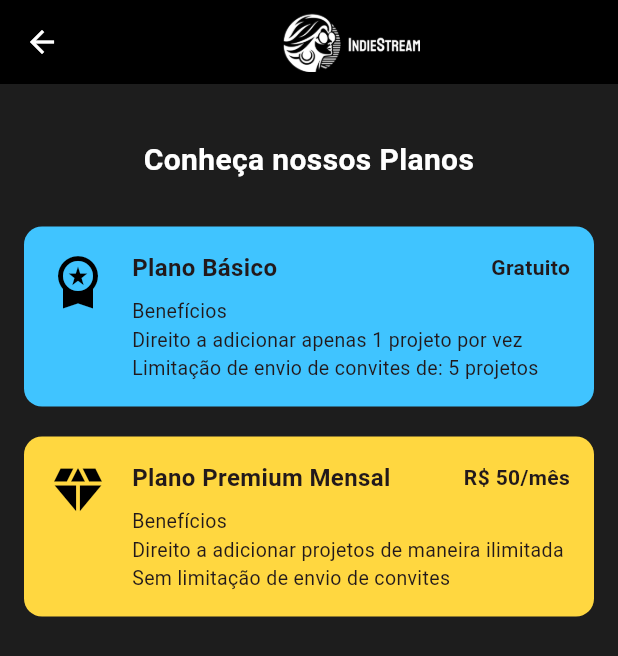
After one commit to LKaio16/indiestream-app, a Flutter app: the PaginaConfiguracao screen opened directly, after a tap on "Visualizar Planos", on a phone screen of 412 x 824 dp. The commit adds this screen. Shown: the top 656 px of the screen. Run offline on Flutter 3.47's test engine with Material 3 defaults, Android fonts, the phone set to English and light mode, and no system bars; our stand-ins replace cached_network_image, shared_preferences; accounts and stored records are empty.

Commit message:
Criando e estilizando Pagina de planos

```diff
--- a/lib/config_page.dart
+++ b/lib/config_page.dart
@@ -1,6 +1,7 @@
 import 'package:flutter/material.dart';
 import 'edicao-perfil_screen.dart' as edit;
 import 'sobre_nos.dart' as sobre;
+import './planos_page.dart';
 
 class PaginaConfiguracao extends StatefulWidget {
   @override
@@ -50,13 +51,21 @@ class _PaginaConfiguracaoState extends State<PaginaConfiguracao> {
               child: _criarBotao("Editar Perfil"),
             ),
             SizedBox(height: 15),
-            _criarBotao("Visualizar Planos"),
+            GestureDetector(
+              onTap: () {
+                Navigator.push(
+                  context,
+                  MaterialPageRoute(builder: (context) => TelaPlanos()),
+                );
+              },
+              child: _criarBotao("Visualizar Planos"),
+            ),
             SizedBox(height: 15),
             GestureDetector(
               onTap: () {
                 Navigator.push(
                   context,
-                  MaterialPageRoute(builder: (context) => sobre.PaginaSobre()), // Substitua com a tela correta
+                  MaterialPageRoute(builder: (context) => sobre.PaginaSobre()),
                 );
               },
               child: _criarBotao("Sobre nós"),
--- /dev/null
+++ b/lib/planos_page.dart
@@ -0,0 +1,112 @@
+import 'package:flutter/material.dart';
+
+class TelaPlanos extends StatelessWidget {
+  @override
+  Widget build(BuildContext context) {
+    return Scaffold(
+      backgroundColor: Color(0xFF1D1D1D),
+      appBar: AppBar(
+        backgroundColor: Colors.black,
+        elevation: 0,
+        automaticallyImplyLeading: false,
+        leading: IconButton(
+          icon: Icon(Icons.arrow_back, color: Colors.white),
+          onPressed: () => Navigator.pop(context),
+        ),
+        title: Row(
+          mainAxisAlignment: MainAxisAlignment.center,
+          children: [
+            Image.asset(
+              'assets/logo.png',
+              height: 40,
+            ),
+          ],
+        ),
+        centerTitle: true,
+      ),
+      body: Padding(
+        padding: const EdgeInsets.all(16.0),
+        child: Column(
+          children: [
+            SizedBox(height: 20),
+            Text(
+              "Conheça nossos Planos",
+              style: TextStyle(
+                color: Colors.white,
+                fontSize: 20,
+                fontWeight: FontWeight.bold,
+              ),
+              textAlign: TextAlign.center,
+            ),
+            SizedBox(height: 30),
+            _buildPlanoCard(
+              cor: Colors.lightBlueAccent,
+              icone: Icons.workspace_premium,
+              titulo: "Plano Básico",
+              preco: "Gratuito",
+              descricao:
+              "Benefícios\nDireito a adicionar apenas 1 projeto por vez\nLimitação de envio de convites de: 5 projetos",
+            ),
+            SizedBox(height: 20),
+            _buildPlanoCard(
+              cor: Colors.amberAccent,
+              icone: Icons.diamond,
+              titulo: "Plano Premium Mensal",
+              preco: "R\$ 50/mês",
+              descricao:
+              "Benefícios\nDireito a adicionar projetos de maneira ilimitada\nSem limitação de envio de convites",
+            ),
+          ],
+        ),
+      ),
+    );
+  }
+
+  Widget _buildPlanoCard({
+    required Color cor,
+    required IconData icone,
+    required String titulo,
+    required String preco,
+    required String descricao,
+  }) {
+    return Container(
+      decoration: BoxDecoration(
+        color: cor,
+        borderRadius: BorderRadius.circular(12),
+      ),
+      padding: EdgeInsets.all(16),
+      child: Row(
+        crossAxisAlignment: CrossAxisAlignment.start,
+        children: [
+          Icon(icone, size: 40, color: Colors.black),
+          SizedBox(width: 16),
+          Expanded(
+            child: Column(
+              crossAxisAlignment: CrossAxisAlignment.start,
+              children: [
+                Row(
+                  mainAxisAlignment: MainAxisAlignment.spaceBetween,
+                  children: [
+                    Text(
+                      titulo,
+                      style: TextStyle(fontSize: 16, fontWeight: FontWeight.bold),
+                    ),
+                    Text(
+                      preco,
+                      style: TextStyle(fontSize: 14, fontWeight: FontWeight.bold),
+                    ),
+                  ],
+                ),
+                SizedBox(height: 8),
+                Text(
+                  descricao,
+                  style: TextStyle(fontSize: 13),
+                ),
+              ],
+            ),
+          ),
+        ],
+      ),
+    );
+  }
+}
```
